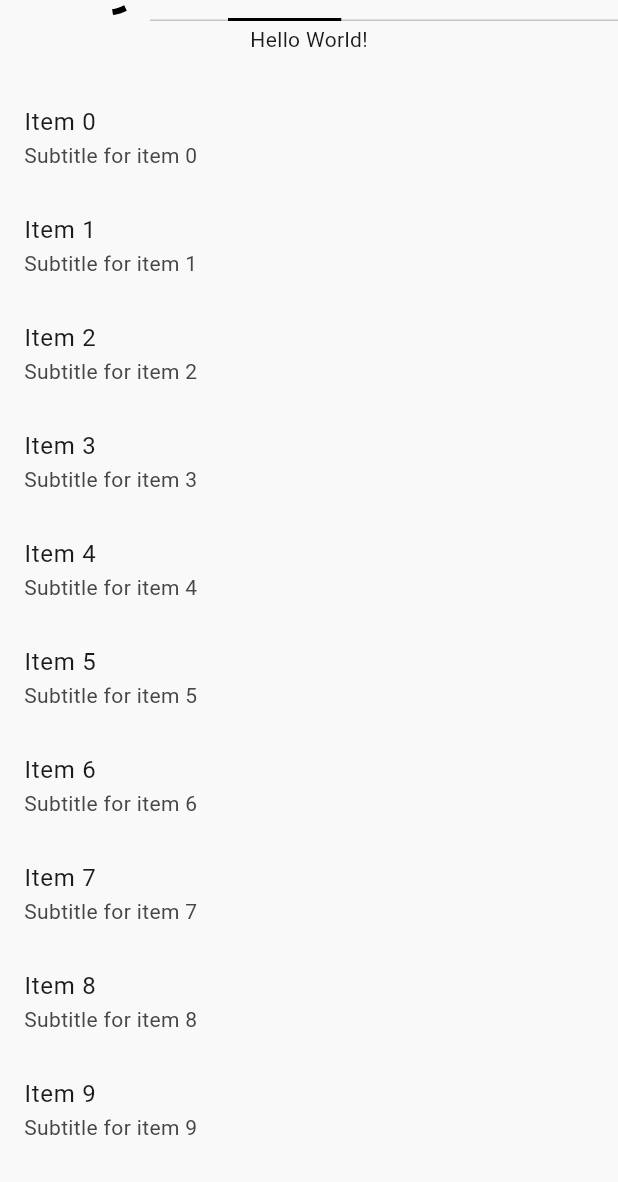
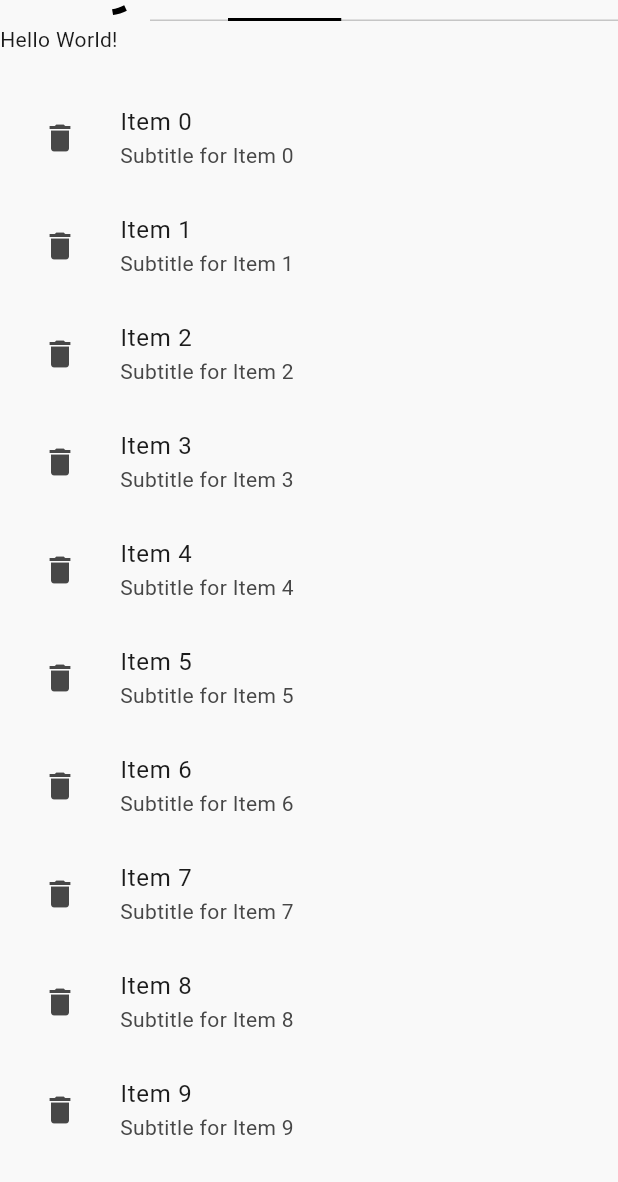
Before and after one commit to hawkkiller/scrolling_olx_live, a Flutter app: the screen it shows after launch, on a phone screen of 412 x 824 dp, the part 54-1236 px from its top. Run offline on Flutter 3.47's test engine with Material 3 defaults, Android fonts, the phone set to English and light mode, and no system bars.

Commit message:
Refactor cases to use CustomScrollView and Sliver widgets for improved performance and layout

```diff
--- a/lib/case_1.dart
+++ b/lib/case_1.dart
@@ -6,20 +6,36 @@ import 'package:flutter/material.dart';
 class Case1 extends StatelessWidget {
   const Case1({super.key});
 
+  // Text('Hello World!'),
+  // SizedBox(height: 20),
   @override
   Widget build(BuildContext context) {
-    return SingleChildScrollView(
-      child: Column(
-        children: [
-          Text('Hello World!'),
-          SizedBox(height: 20),
-          for (int i = 0; i < 5000; i++)
-            ListTile(
-              title: Text('Item $i'),
-              subtitle: Text('Subtitle for item $i'),
-            ),
-        ],
-      ),
+    return CustomScrollView(
+      slivers: [
+        SliverToBoxAdapter(
+          child: Text('Hello World!'),
+        ),
+        SliverToBoxAdapter(
+          child: SizedBox(height: 20),
+        ),
+        SliverList.builder(
+          itemCount: 1000,
+          itemBuilder: (context, index) {
+            final item = 'Item $index';
+            return ListTile(
+              key: ValueKey(item),
+              title: Text(item),
+              subtitle: Text('Subtitle for $item'),
+              leading: IconButton(
+                icon: Icon(Icons.delete),
+                onPressed: () {
+                  // Handle item removal
+                },
+              ),
+            );
+          },
+        ),
+      ],
     );
   }
 }
```
Also changed, not shown: lib/case_2.dart (+12 -8 lines), lib/case_3.dart (+8 -9 lines), lib/case_4.dart (+18 -17 lines).
